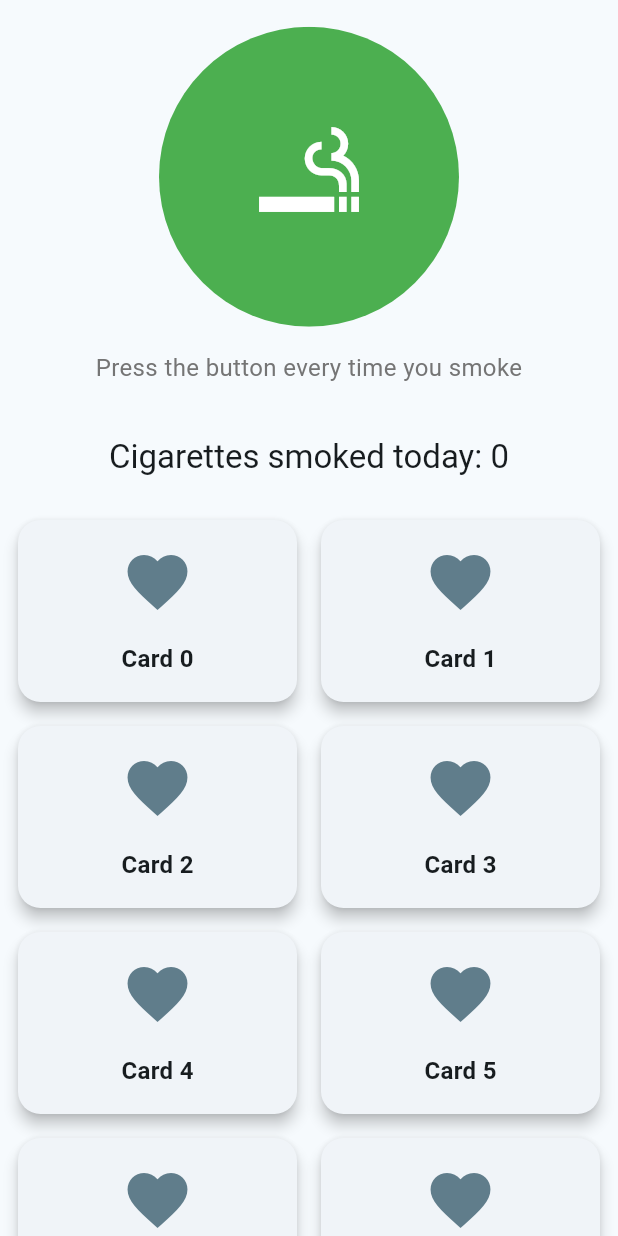
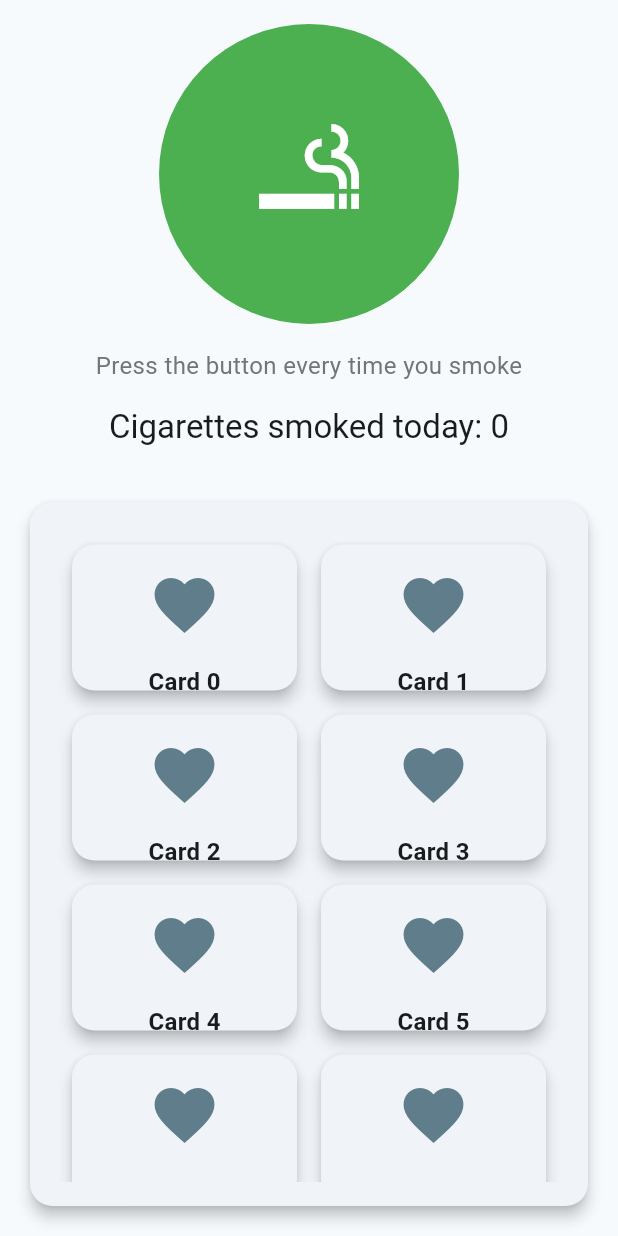
Before and after one commit to edoardop13/myquitbuddy, a Flutter app: the CigaretteTracker screen opened directly, on a phone screen of 412 x 824 dp. Run offline on Flutter 3.47's test engine with Material 3 defaults, Android fonts, the phone set to English and light mode, and no system bars; our stand-ins replace babstrap_settings_screen, dio, fl_chart, flutter_secure_storage, jwt_decoder, percent_indicator; missing offline and left inert: dio_cache_interceptor; accounts and stored records are empty.

Commit message:
improved layout

```diff
--- a/lib/screens/home/cigaretteTracker.dart
+++ b/lib/screens/home/cigaretteTracker.dart
@@ -33,10 +33,12 @@ class _CigaretteTrackerState extends State<CigaretteTracker> {
     return Scaffold(
       body: Column(
         children: <Widget>[
-          Expanded(
-            flex: 1,
-            child: Center(
-              child: CircularIconButton(
+          // Non-scrollable part
+          Padding(
+            padding: const EdgeInsets.all(16.0),
+            child: Column(
+              children: [
+                CircularIconButton(
                   onPressed: _incrementCounter,
                   icon: const Icon(
                     Icons.smoking_rooms,
@@ -46,22 +48,38 @@ class _CigaretteTrackerState extends State<CigaretteTracker> {
                   size: 200,
                   backgroundColor: _getColor(),
                 ),
+                SizedBox(height: 16.0),
+                Text(
+                  'Press the button every time you smoke',
+                  textAlign: TextAlign.center,
+                  style: TextStyle(
+                    color: Colors.grey[600],
+                    fontSize: 16.0,
                   ),
                 ),
-          Expanded(
-            flex: 2,
-            child: SingleChildScrollView(
-              child: Column(
-                children: <Widget>[
-                  Padding(
-                    padding: const EdgeInsets.all(16.0),
-                    child: Text(
+                SizedBox(height: 16.0),
+                Text(
                   'Cigarettes smoked today: $_cigaretteCount',
-                      style: Theme.of(context).textTheme.titleLarge,  // Changed from headline6 to titleLarge
+                  style: Theme.of(context).textTheme.titleLarge,
+                ),
+              ],
             ),
           ),
-                  CardsGrid(),
-                ],
+          // Scrollable part wrapped in a card
+          Expanded(
+            child: Padding(
+              padding: const EdgeInsets.all(16.0),
+              child: Card(
+                elevation: 4,
+                shape: RoundedRectangleBorder(
+                  borderRadius: BorderRadius.circular(15),
+                ),
+                child: Padding(
+                  padding: const EdgeInsets.all(16.0),
+                  child: SingleChildScrollView(
+                    child: CardsGrid(),
+                  ),
+                ),
               ),
             ),
           ),
@@ -106,15 +124,6 @@ class CircularIconButton extends StatelessWidget {
             ),
           ),
         ),
-        const SizedBox(height: 16.0),
-        Text(
-          'Press the button every time you smoke',
-          textAlign: TextAlign.center,
-          style: TextStyle(
-            color: Colors.grey[600],
-            fontSize: 16.0,
-          ),
-        ),
       ],
     );
   }
```
Lines whose indentation alone changed are shown as unchanged.
